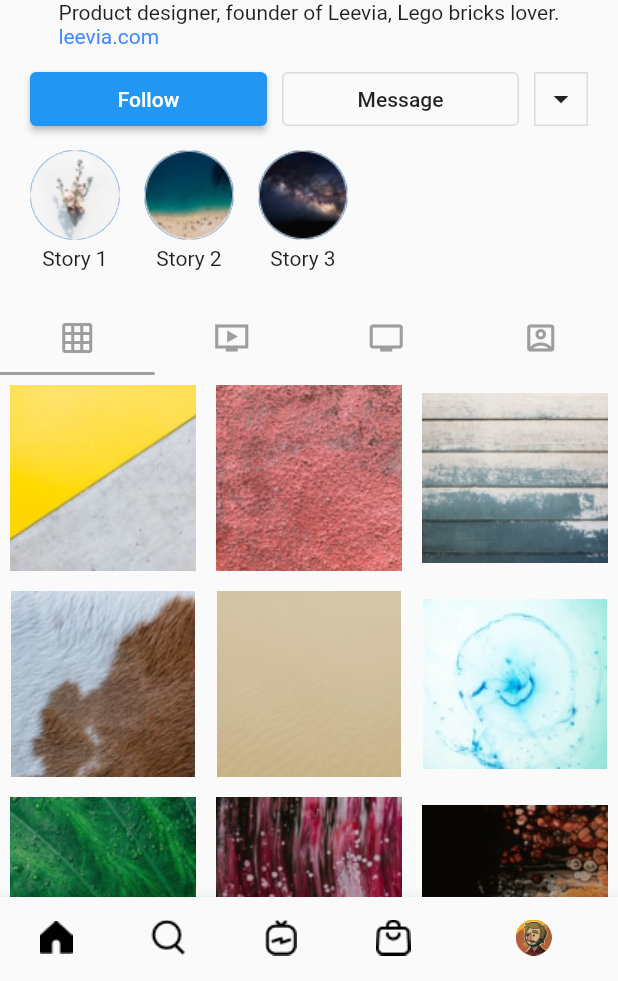
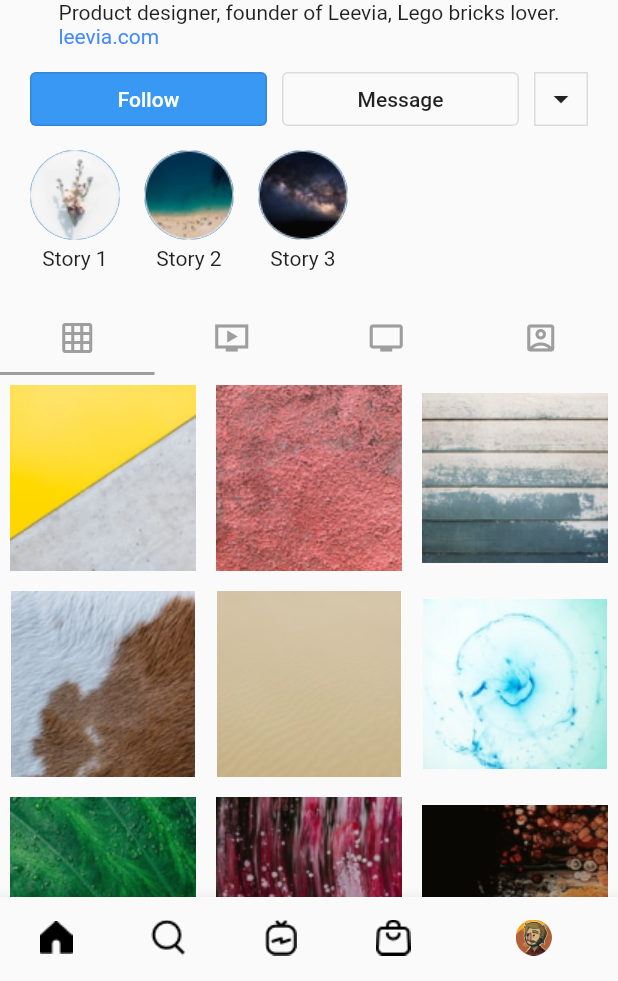
Before and after one commit to CinqueIzumi/Social-Media-Profile-Screen, a Flutter app: the screen it shows after launch, item 5 of the bottom bar chosen, on a phone screen of 412 x 824 dp, the part 255-1236 px from its top. Run offline on Flutter 3.47's test engine with Material 2 defaults, Android fonts, the phone set to English and light mode, and no system bars.

Commit message:
Modified Follow button
Button is now an OutlinedButton without elevation

```diff
--- a/lib/widgets/interaction_bar.dart
+++ b/lib/widgets/interaction_bar.dart
@@ -7,9 +7,16 @@ class InteractionBar extends StatelessWidget {
     return Row(
       children: [
         Expanded(
-          child: ElevatedButton(
+          child: OutlinedButton(
+            style: OutlinedButton.styleFrom(
+              primary: Colors.white,
+              backgroundColor: Color(0xFF3898F3),
+            ),
             onPressed: () {},
-            child: Text(kFollowButton),
+            child: Text(
+              kFollowButton,
+              style: Theme.of(context).textTheme.button?.copyWith(color: Colors.white),
+            ),
           ),
           flex: 4,
         ),
```
